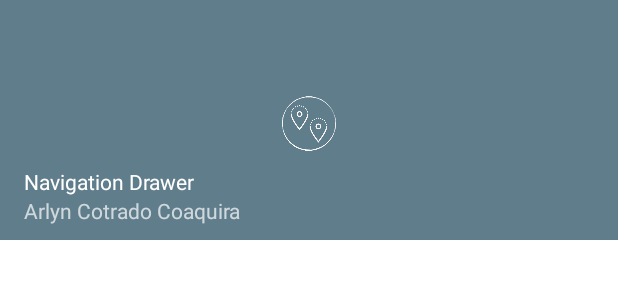
After one commit to anggonzales/ProyectoSolucionesMoviles, an Android app: the layout nav_header_main.xml on its own in the app's theme, with its tools: preview values and no code run, on a phone screen of 412 x 824 dp. The commit adds this screen. Shown: the top 300 px of the screen. Run offline under Robolectric (Android 15) with nearby library versions, the phone set to English and light mode, and no system bars.

Commit message:
navigation drawer basico

```diff
--- a/AppCliente/app/src/main/AndroidManifest.xml
+++ b/AppCliente/app/src/main/AndroidManifest.xml
@@ -1,7 +1,8 @@
 <?xml version="1.0" encoding="utf-8"?>
 <manifest xmlns:android="http://schemas.android.com/apk/res/android"
     package="com.example.appcliente">
-
+    <uses-permission android:name="android.permission.ACCESS_FINE_LOCATION" />
+    <uses-permission android:name="android.permission.ACCESS_COARSE_LOCATION" />
     <application
         android:allowBackup="true"
         android:icon="@mipmap/ic_launcher"
--- a/AppCliente/app/src/main/res/layout/activity_inicio.xml
+++ b/AppCliente/app/src/main/res/layout/activity_inicio.xml
@@ -5,6 +5,12 @@
     android:layout_height="match_parent"
     android:orientation="vertical"
     tools:context=".Inicio">
+    <androidx.appcompat.widget.Toolbar
+        android:id="@+id/toolbar"
+        android:layout_width="match_parent"
+        android:layout_height="wrap_content"
+        android:minHeight="?attr/actionBarSize"
+        tools:ignore="MissingConstraints" />
     <fragment
         android:id="@+id/mapa"
         class="com.google.android.gms.maps.SupportMapFragment"
--- /dev/null
+++ b/AppCliente/app/src/main/res/layout/nav_header_main.xml
@@ -0,0 +1,30 @@
+<LinearLayout xmlns:android="http://schemas.android.com/apk/res/android"
+    android:layout_width="match_parent"
+    android:layout_height="160dp"
+    android:background="@color/colorAccent"
+    android:gravity="bottom"
+    android:orientation="vertical"
+    android:paddingBottom="10dp"
+    android:paddingLeft="16dp"
+    android:paddingRight="16dp"
+    android:paddingTop="16dp"
+    android:theme="@style/ThemeOverlay.AppCompat.Dark">
+    <ImageView
+        android:id="@+id/imageView"
+        android:layout_width="wrap_content"
+        android:layout_height="63dp"
+        android:paddingTop="16dp"
+        android:src="@drawable/logo1" />
+    <TextView
+        android:layout_width="match_parent"
+        android:layout_height="wrap_content"
+        android:paddingTop="5dp"
+        android:text="Navigation Drawer
+"
+        android:textAppearance="@style/TextAppearance.AppCompat.Body1" />
+    <TextView
+        android:id="@+id/textView"
+        android:layout_width="wrap_content"
+        android:layout_height="wrap_content"
+        android:text="Arlyn Cotrado Coaquira" />
+</LinearLayout>
--- a/AppCliente/app/src/main/res/values/strings.xml
+++ b/AppCliente/app/src/main/res/values/strings.xml
@@ -1,3 +1,5 @@
 <resources>
     <string name="app_name">AppCliente</string>
+    <string name="drawer_open">abrir</string>
+    <string name="drawer_close">cerrar</string>
 </resources>
```
Also changed, not shown: AppCliente/app/src/main/java/com/example/appcliente/Inicio.java (+74 -3 lines), AppCliente/app/src/main/res/layout/drawer_layout.xml (added, +22 -0 lines), AppCliente/app/src/main/res/menu/navigation.xml (added, +29 -0 lines).
